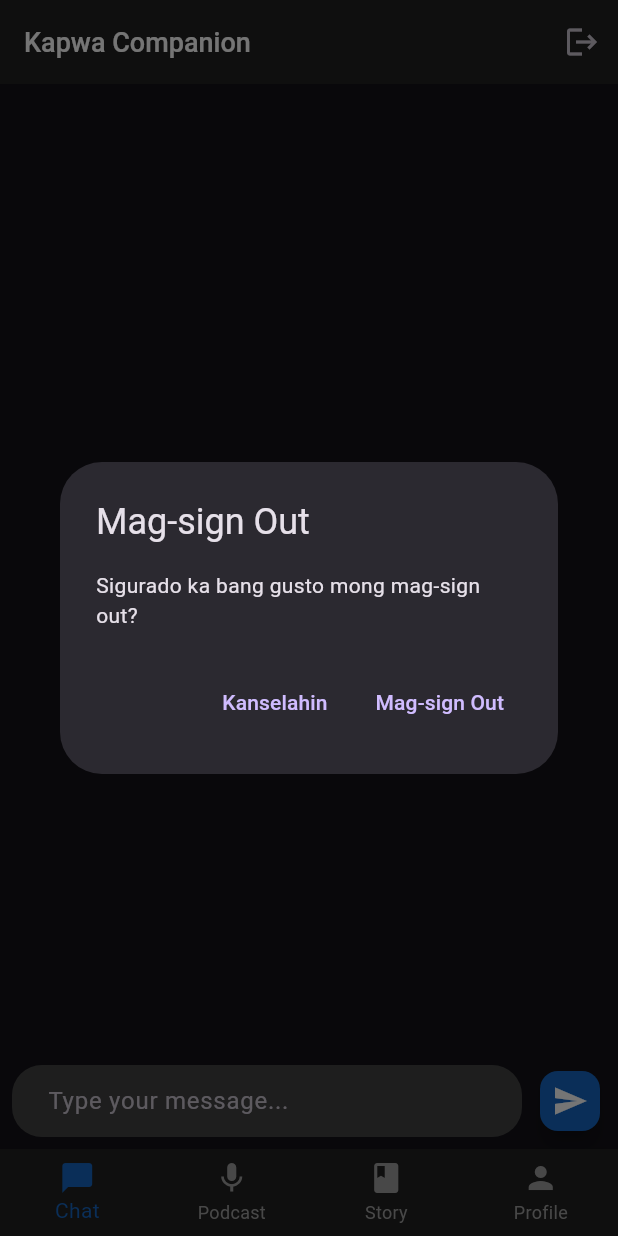
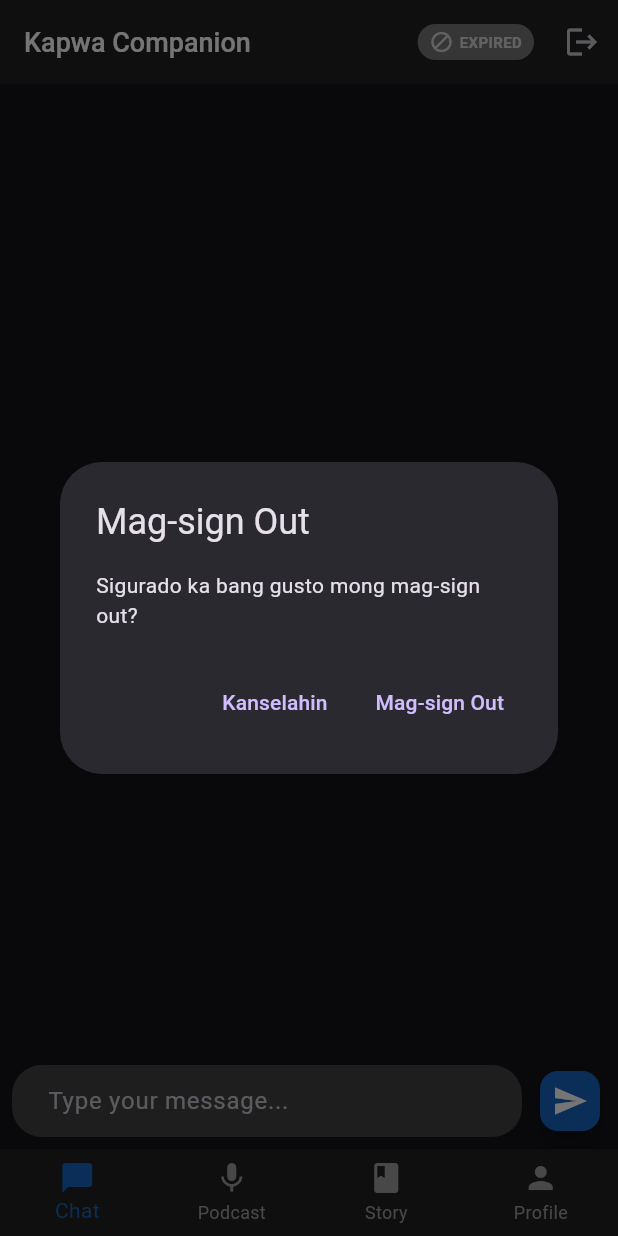
Before and after one commit to billee/podcasts, a Flutter app: the MainScreen screen opened directly, after a tap on the "logout" icon, on a phone screen of 412 x 824 dp. Run offline on Flutter 3.47's test engine with Material 3 defaults, Android fonts, the light colour scheme and no system bars; our stand-ins replace audioplayers, cloud_firestore, firebase_auth, firebase_core, flutter_dotenv, shared_preferences; missing offline and left inert: flutter_stripe; accounts and stored records are empty.

Commit message:
add icons on topmenubar

```diff
--- a/lib/screens/main_screen.dart
+++ b/lib/screens/main_screen.dart
@@ -13,6 +13,7 @@ import 'package:kapwa_companion_basic/services/auth_service.dart';
 import 'package:shared_preferences/shared_preferences.dart';
 import 'package:flutter/foundation.dart' show compute;
 import 'package:kapwa_companion_basic/widgets/email_verification_banner.dart';
+import 'package:kapwa_companion_basic/widgets/subscription_status_indicator.dart';
 
 class MainScreen extends StatefulWidget {
   const MainScreen({super.key});
@@ -160,6 +161,8 @@ class _MainScreenState extends State<MainScreen> {
         title: const Text('Kapwa Companion'),
         backgroundColor: Colors.grey[900],
         actions: [
+          const SubscriptionStatusIndicator(),
+          const SizedBox(width: 8),
           IconButton(
             icon: const Icon(Icons.logout),
             onPressed: () async {
--- a/lib/screens/views/profile_view.dart
+++ b/lib/screens/views/profile_view.dart
@@ -4,6 +4,9 @@ import 'package:cloud_firestore/cloud_firestore.dart';
 import 'package:kapwa_companion_basic/widgets/subscription_status_widget.dart';
 import 'package:kapwa_companion_basic/widgets/loading_state_widget.dart';
 import 'package:kapwa_companion_basic/screens/subscription/subscription_management_screen.dart';
+import 'package:kapwa_companion_basic/services/subscription_service.dart';
+import 'package:firebase_auth/firebase_auth.dart';
+import 'package:kapwa_companion_basic/widgets/profile_subscription_section.dart';
 
 class ProfileView extends StatelessWidget {
   final bool isLoading;
@@ -198,7 +201,7 @@ class ProfileView extends StatelessWidget {
 
         const SizedBox(height: 12),
 
-        _buildSubscriptionSection(context),
+        const ProfileSubscriptionSection(),
 
 
 
@@ -341,90 +344,7 @@ class ProfileView extends StatelessWidget {
     );
   }
 
-  Widget _buildSubscriptionSection(BuildContext context) {
-    final subscription = userProfile?['subscription'] as Map<String, dynamic>?;
-    final isTrialActive = subscription?['isTrialActive'] ?? false;
 
-    // Calculate trial information
-    String trialInfo = 'No trial information available';
-    if (subscription != null && isTrialActive) {
-      final trialStartDate = subscription['trialStartDate'];
-      final trialEndDate = subscription['trialEndDate'];
-
-      if (trialStartDate != null && trialEndDate != null) {
-        final startDate = (trialStartDate as Timestamp).toDate();
-        final endDate = (trialEndDate as Timestamp).toDate();
-        final now = DateTime.now();
-        final daysLeft = endDate.difference(now).inDays;
-
-        trialInfo = '''Trial started: ${_formatDate(startDate)}
-Trial ends: ${_formatDate(endDate)}
-Days remaining: ${daysLeft > 0 ? daysLeft : 0} days''';
-      }
-    }
-
-    return Column(
-      crossAxisAlignment: CrossAxisAlignment.start,
-      children: [
-        const SizedBox(height: 24),
-        Text(
-          'Trial Status',
-          style: TextStyle(
-            fontSize: 18,
-            fontWeight: FontWeight.bold,
-            color: Colors.blue[800],
-          ),
-        ),
-        const SizedBox(height: 12),
-        Container(
-          width: double.infinity,
-          padding: const EdgeInsets.all(16),
-          decoration: BoxDecoration(
-            color: Colors.grey[800],
-            borderRadius: BorderRadius.circular(8),
-          ),
-          child: Text(
-            trialInfo,
-            style: const TextStyle(
-              color: Colors.white,
-              fontSize: 14,
-              height: 1.5,
-            ),
-          ),
-        ),
-        const SizedBox(height: 16),
-        SizedBox(
-          width: double.infinity,
-          child: ElevatedButton(
-            onPressed: () {
-              // Subscribe logic
-              Navigator.push(
-                context,
-                MaterialPageRoute(
-                  builder: (context) => const SubscriptionManagementScreen(),
-                ),
-              );
-            },
-            style: ElevatedButton.styleFrom(
-              backgroundColor: Colors.green[600],
-              foregroundColor: Colors.white,
-              padding: const EdgeInsets.symmetric(vertical: 16),
-              shape: RoundedRectangleBorder(
-                borderRadius: BorderRadius.circular(12),
-              ),
-            ),
-            child: const Text(
-              'Subscribe',
-              style: TextStyle(
-                fontSize: 16,
-                fontWeight: FontWeight.bold,
-              ),
-            ),
-          ),
-        ),
-      ],
-    );
-  }
 
   List<MapEntry<String, dynamic>> _getCleanEditableFields() {
     // Fields that should NOT be shown in edit mode
--- /dev/null
+++ b/lib/widgets/profile_subscription_section.dart
@@ -0,0 +1,404 @@
+import 'package:flutter/material.dart';
+import 'package:firebase_auth/firebase_auth.dart';
+import '../services/subscription_service.dart';
+import '../screens/subscription/subscription_management_screen.dart';
+
+/// Widget that displays subscription information in the profile screen
+/// Shows trial status for trial users and subscription status for subscribers
+class ProfileSubscriptionSection extends StatefulWidget {
+  const ProfileSubscriptionSection({super.key});
+
+  @override
+  State<ProfileSubscriptionSection> createState() => _ProfileSubscriptionSectionState();
+}
+
+class _ProfileSubscriptionSectionState extends State<ProfileSubscriptionSection> {
+  SubscriptionStatus? _status;
+  Map<String, dynamic>? _subscriptionDetails;
+  bool _isLoading = true;
+
+  @override
+  void initState() {
+    super.initState();
+    _loadSubscriptionInfo();
+  }
+
+  Future<void> _loadSubscriptionInfo() async {
+    final user = FirebaseAuth.instance.currentUser;
+    if (user == null) {
+      setState(() {
+        _isLoading = false;
+      });
+      return;
+    }
+
+    try {
+      final status = await SubscriptionService.getSubscriptionStatus(user.uid);
+      final details = await SubscriptionService.getSubscriptionDetails(user.uid);
+
+      if (mounted) {
+        setState(() {
+          _status = status;
+          _subscriptionDetails = details;
+          _isLoading = false;
+        });
+      }
+    } catch (e) {
+      if (mounted) {
+        setState(() {
+          _isLoading = false;
+        });
+      }
+    }
+  }
+
+  @override
+  Widget build(BuildContext context) {
+    if (_isLoading) {
+      return Column(
+        crossAxisAlignment: CrossAxisAlignment.start,
+        children: [
+          const SizedBox(height: 24),
+          Text(
+            'Subscription Status',
+            style: TextStyle(
+              fontSize: 18,
+              fontWeight: FontWeight.bold,
+              color: Colors.blue[800],
+            ),
+          ),
+          const SizedBox(height: 12),
+          Container(
+            width: double.infinity,
+            padding: const EdgeInsets.all(16),
+            decoration: BoxDecoration(
+              color: Colors.grey[800],
+              borderRadius: BorderRadius.circular(8),
+            ),
+            child: const Center(
+              child: CircularProgressIndicator(),
+            ),
+          ),
+        ],
+      );
+    }
+
+    return Column(
+      crossAxisAlignment: CrossAxisAlignment.start,
+      children: [
+        const SizedBox(height: 24),
+        Text(
+          _getStatusTitle(),
+          style: TextStyle(
+            fontSize: 18,
+            fontWeight: FontWeight.bold,
+            color: Colors.blue[800],
+          ),
+        ),
+        const SizedBox(height: 12),
+        Container(
+          width: double.infinity,
+          padding: const EdgeInsets.all(16),
+          decoration: BoxDecoration(
+            color: Colors.grey[800],
+            borderRadius: BorderRadius.circular(8),
+          ),
+          child: Column(
+            crossAxisAlignment: CrossAxisAlignment.start,
+            children: [
+              _buildStatusIcon(),
+              const SizedBox(height: 12),
+              _buildStatusInfo(),
+            ],
+          ),
+        ),
+        const SizedBox(height: 16),
+        _buildActionButton(),
+      ],
+    );
+  }
+
+  String _getStatusTitle() {
+    if (_status == null) return 'Subscription Status';
+
+    switch (_status!) {
+      case SubscriptionStatus.trial:
+        return 'Trial Status';
+      case SubscriptionStatus.active:
+      case SubscriptionStatus.cancelled:
+        return 'Subscription Status';
+      case SubscriptionStatus.expired:
+      case SubscriptionStatus.trialExpired:
+        return 'Account Status';
+    }
+  }
+
+  Widget _buildStatusIcon() {
+    IconData icon;
+    Color color;
+    String statusText;
+
+    if (_status == null) {
+      icon = Icons.help_outline;
+      color = Colors.grey;
+      statusText = 'Unknown Status';
+    } else {
+      switch (_status!) {
+        case SubscriptionStatus.trial:
+          icon = Icons.schedule;
+          color = Colors.orange;
+          statusText = 'Trial Active';
+          break;
+        case SubscriptionStatus.active:
+          icon = Icons.diamond;
+          color = Colors.green;
+          statusText = 'Premium Subscriber';
+          break;
+        case SubscriptionStatus.cancelled:
+          icon = Icons.diamond_outlined;
+          color = Colors.orange;
+          statusText = 'Subscription Ending';
+          break;
+        case SubscriptionStatus.expired:
+        case SubscriptionStatus.trialExpired:
+          icon = Icons.block;
+          color = Colors.red;
+          statusText = 'Expired';
+          break;
+      }
+    }
+
+    return Row(
+      children: [
+        Icon(
+          icon,
+          color: color,
+          size: 24,
+        ),
+        const SizedBox(width: 12),
+        Text(
+          statusText,
+          style: TextStyle(
+            color: color,
+            fontSize: 18,
+            fontWeight: FontWeight.bold,
+          ),
+        ),
+      ],
+    );
+  }
+
+  Widget _buildStatusInfo() {
+    if (_status == null || _subscriptionDetails == null) {
+      return const Text(
+        'Unable to load subscription information',
+        style: TextStyle(
+          color: Colors.white70,
+          fontSize: 14,
+        ),
+      );
+    }
+
+    switch (_status!) {
+      case SubscriptionStatus.trial:
+        return _buildTrialInfo();
+      case SubscriptionStatus.active:
+        return _buildActiveSubscriptionInfo();
+      case SubscriptionStatus.cancelled:
+        return _buildCancelledSubscriptionInfo();
+      case SubscriptionStatus.expired:
+      case SubscriptionStatus.trialExpired:
+        return _buildExpiredInfo();
+    }
+  }
+
+  Widget _buildTrialInfo() {
+    final trialDaysLeft = _subscriptionDetails?['trialDaysLeft'] ?? 0;
+    final trialHoursLeft = _subscriptionDetails?['trialHoursLeft'] ?? 0;
+
+    String timeRemaining;
+    if (trialDaysLeft > 0) {
+      timeRemaining = '$trialDaysLeft day${trialDaysLeft == 1 ? '' : 's'} remaining';
+    } else if (trialHoursLeft > 0) {
+      timeRemaining = '$trialHoursLeft hour${trialHoursLeft == 1 ? '' : 's'} remaining';
+    } else {
+      timeRemaining = 'Trial expired';
+    }
+
+    return Column(
+      crossAxisAlignment: CrossAxisAlignment.start,
+      children: [
+        Text(
+          timeRemaining,
+          style: TextStyle(
+            color: trialDaysLeft <= 1 ? Colors.red[300] : Colors.white,
+            fontSize: 16,
+            fontWeight: FontWeight.w500,
+          ),
+        ),
+        const SizedBox(height: 8),
+        Text(
+          'Enjoy unlimited access to all features during your trial period.',
+          style: TextStyle(
+            color: Colors.white70,
+            fontSize: 14,
+            height: 1.4,
+          ),
+        ),
+        if (trialDaysLeft <= 2) ...[
+          const SizedBox(height: 8),
+          Text(
+            '⚠️ Your trial is ending soon. Subscribe to continue using premium features.',
+            style: TextStyle(
+              color: Colors.orange[300],
+              fontSize: 14,
+              fontWeight: FontWeight.w500,
+              height: 1.4,
+            ),
+          ),
+        ],
+      ],
+    );
+  }
+
+  Widget _buildActiveSubscriptionInfo() {
+    return Column(
+      crossAxisAlignment: CrossAxisAlignment.start,
+      children: [
+        Text(
+          'You have full access to all premium features.',
+          style: TextStyle(
+            color: Colors.white,
+            fontSize: 16,
+            fontWeight: FontWeight.w500,
+          ),
+        ),
+        const SizedBox(height: 8),
+        Text(
+          'Thank you for supporting Kapwa Companion!',
+          style: TextStyle(
+            color: Colors.white70,
+            fontSize: 14,
+            height: 1.4,
+          ),
+        ),
+      ],
+    );
+  }
+
+  Widget _buildCancelledSubscriptionInfo() {
+    return Column(
+      crossAxisAlignment: CrossAxisAlignment.start,
+      children: [
+        Text(
+          'Your subscription has been cancelled but is still active until the end of your billing period.',
+          style: TextStyle(
+            color: Colors.white,
+            fontSize: 16,
+            fontWeight: FontWeight.w500,
+            height: 1.4,
+          ),
+        ),
+        const SizedBox(height: 8),
+        Text(
+          'You can reactivate your subscription at any time.',
+          style: TextStyle(
+            color: Colors.white70,
+            fontSize: 14,
+            height: 1.4,
+          ),
+        ),
+      ],
+    );
+  }
+
+  Widget _buildExpiredInfo() {
+    return Column(
+      crossAxisAlignment: CrossAxisAlignment.start,
+      children: [
+        Text(
+          'Your access to premium features has expired.',
+          style: TextStyle(
+            color: Colors.white,
+            fontSize: 16,
+            fontWeight: FontWeight.w500,
+          ),
+        ),
+        const SizedBox(height: 8),
+        Text(
+          'Subscribe to regain access to all premium features and continue your journey with Kapwa Companion.',
+          style: TextStyle(
+            color: Colors.white70,
+            fontSize: 14,
+            height: 1.4,
+          ),
+        ),
+      ],
+    );
+  }
+
+  Widget _buildActionButton() {
+    if (_status == null) {
+      return const SizedBox.shrink();
+    }
+
+    String buttonText;
+    Color buttonColor;
+    VoidCallback? onPressed;
+
+    switch (_status!) {
+      case SubscriptionStatus.trial:
+        buttonText = 'Subscribe Now';
+        buttonColor = Colors.green[600]!;
+        onPressed = _navigateToSubscription;
+        break;
+      case SubscriptionStatus.active:
+        buttonText = 'Manage Subscription';
+        buttonColor = Colors.blue[600]!;
+        onPressed = _navigateToSubscription;
+        break;
+      case SubscriptionStatus.cancelled:
+        buttonText = 'Reactivate Subscription';
+        buttonColor = Colors.green[600]!;
+        onPressed = _navigateToSubscription;
+        break;
+      case SubscriptionStatus.expired:
+      case SubscriptionStatus.trialExpired:
+        buttonText = 'Subscribe';
+        buttonColor = Colors.green[600]!;
+        onPressed = _navigateToSubscription;
+        break;
+    }
+
+    return SizedBox(
+      width: double.infinity,
+      child: ElevatedButton(
+        onPressed: onPressed,
+        style: ElevatedButton.styleFrom(
+          backgroundColor: buttonColor,
+          foregroundColor: Colors.white,
+          padding: const EdgeInsets.symmetric(vertical: 16),
+          shape: RoundedRectangleBorder(
+            borderRadius: BorderRadius.circular(12),
+          ),
+        ),
+        child: Text(
+          buttonText,
+          style: const TextStyle(
+            fontSize: 16,
+            fontWeight: FontWeight.bold,
+          ),
+        ),
+      ),
+    );
+  }
+
+  void _navigateToSubscription() {
+    Navigator.push(
+      context,
+      MaterialPageRoute(
+        builder: (context) => const SubscriptionManagementScreen(),
+      ),
+    );
+  }
+}
--- /dev/null
+++ b/lib/widgets/subscription_status_indicator.dart
@@ -0,0 +1,203 @@
+import 'package:flutter/material.dart';
+import 'package:firebase_auth/firebase_auth.dart';
+import '../services/subscription_service.dart';
+
+/// Widget that displays subscription status in the app bar
+/// Shows trial days remaining or subscription status with appropriate icons
+class SubscriptionStatusIndicator extends StatefulWidget {
+  const SubscriptionStatusIndicator({super.key});
+
+  @override
+  State<SubscriptionStatusIndicator> createState() => _SubscriptionStatusIndicatorState();
+}
+
+class _SubscriptionStatusIndicatorState extends State<SubscriptionStatusIndicator> {
+  SubscriptionStatus? _status;
+  int _trialDaysLeft = 0;
+  bool _isLoading = true;
+
+  @override
+  void initState() {
+    super.initState();
+    _loadSubscriptionStatus();
+  }
+
+  Future<void> _loadSubscriptionStatus() async {
+    final user = FirebaseAuth.instance.currentUser;
+    if (user == null) {
+      setState(() {
+        _isLoading = false;
+      });
+      return;
+    }
+
+    try {
+      final status = await SubscriptionService.getSubscriptionStatus(user.uid);
+      final trialDays = await SubscriptionService.getTrialDaysRemaining(user.uid);
+
+      if (mounted) {
+        setState(() {
+          _status = status;
+          _trialDaysLeft = trialDays;
+          _isLoading = false;
+        });
+      }
+    } catch (e) {
+      if (mounted) {
+        setState(() {
+          _isLoading = false;
+        });
+      }
+    }
+  }
+
+  @override
+  Widget build(BuildContext context) {
+    if (_isLoading) {
+      return const SizedBox(
+        width: 20,
+        height: 20,
+        child: CircularProgressIndicator(
+          strokeWidth: 2,
+          valueColor: AlwaysStoppedAnimation<Color>(Colors.white70),
+        ),
+      );
+    }
+
+    if (_status == null) {
+      return const SizedBox.shrink();
+    }
+
+    return _buildStatusIndicator();
+  }
+
+  Widget _buildStatusIndicator() {
+    switch (_status!) {
+      case SubscriptionStatus.trial:
+        return _buildTrialIndicator();
+      case SubscriptionStatus.active:
+        return _buildActiveSubscriptionIndicator();
+      case SubscriptionStatus.cancelled:
+        return _buildCancelledSubscriptionIndicator();
+      case SubscriptionStatus.expired:
+      case SubscriptionStatus.trialExpired:
+        return _buildExpiredIndicator();
+    }
+  }
+
+  Widget _buildTrialIndicator() {
+    return Container(
+      padding: const EdgeInsets.symmetric(horizontal: 8, vertical: 4),
+      decoration: BoxDecoration(
+        color: _trialDaysLeft <= 1 ? Colors.red[700] : Colors.orange[700],
+        borderRadius: BorderRadius.circular(12),
+      ),
+      child: Row(
+        mainAxisSize: MainAxisSize.min,
+        children: [
+          Icon(
+            Icons.schedule,
+            size: 16,
+            color: Colors.white,
+          ),
+          const SizedBox(width: 4),
+          Text(
+            '${_trialDaysLeft}d',
+            style: const TextStyle(
+              color: Colors.white,
+              fontSize: 12,
+              fontWeight: FontWeight.bold,
+            ),
+          ),
+        ],
+      ),
+    );
+  }
+
+  Widget _buildActiveSubscriptionIndicator() {
+    return Container(
+      padding: const EdgeInsets.symmetric(horizontal: 8, vertical: 4),
+      decoration: BoxDecoration(
+        color: Colors.green[700],
+        borderRadius: BorderRadius.circular(12),
+      ),
+      child: Row(
+        mainAxisSize: MainAxisSize.min,
+        children: [
+          Icon(
+            Icons.diamond,
+            size: 16,
+            color: Colors.white,
+          ),
+          const SizedBox(width: 4),
+          Text(
+            'PRO',
+            style: const TextStyle(
+              color: Colors.white,
+              fontSize: 12,
+              fontWeight: FontWeight.bold,
+            ),
+          ),
+        ],
+      ),
+    );
+  }
+
+  Widget _buildCancelledSubscriptionIndicator() {
+    return Container(
+      padding: const EdgeInsets.symmetric(horizontal: 8, vertical: 4),
+      decoration: BoxDecoration(
+        color: Colors.orange[700],
+        borderRadius: BorderRadius.circular(12),
+      ),
+      child: Row(
+        mainAxisSize: MainAxisSize.min,
+        children: [
+          Icon(
+            Icons.diamond_outlined,
+            size: 16,
+            color: Colors.white,
+          ),
+          const SizedBox(width: 4),
+          Text(
+            'ENDING',
+            style: const TextStyle(
+              color: Colors.white,
+              fontSize: 10,
+              fontWeight: FontWeight.bold,
+            ),
+          ),
+        ],
+      ),
+    );
+  }
+
+  Widget _buildExpiredIndicator() {
+    return Container(
+      padding: const EdgeInsets.symmetric(horizontal: 8, vertical: 4),
+      decoration: BoxDecoration(
+        color: Colors.grey[600],
+        borderRadius: BorderRadius.circular(12),
+      ),
+      child: Row(
+        mainAxisSize: MainAxisSize.min,
+        children: [
+          Icon(
+            Icons.block,
+            size: 16,
+            color: Colors.white70,
+          ),
+          const SizedBox(width: 4),
+          Text(
+            'EXPIRED',
+            style: const TextStyle(
+              color: Colors.white70,
+              fontSize: 10,
+              fontWeight: FontWeight.bold,
+            ),
+          ),
+        ],
+      ),
+    );
+  }
+}
```
Also changed, not shown: 3 other files.
